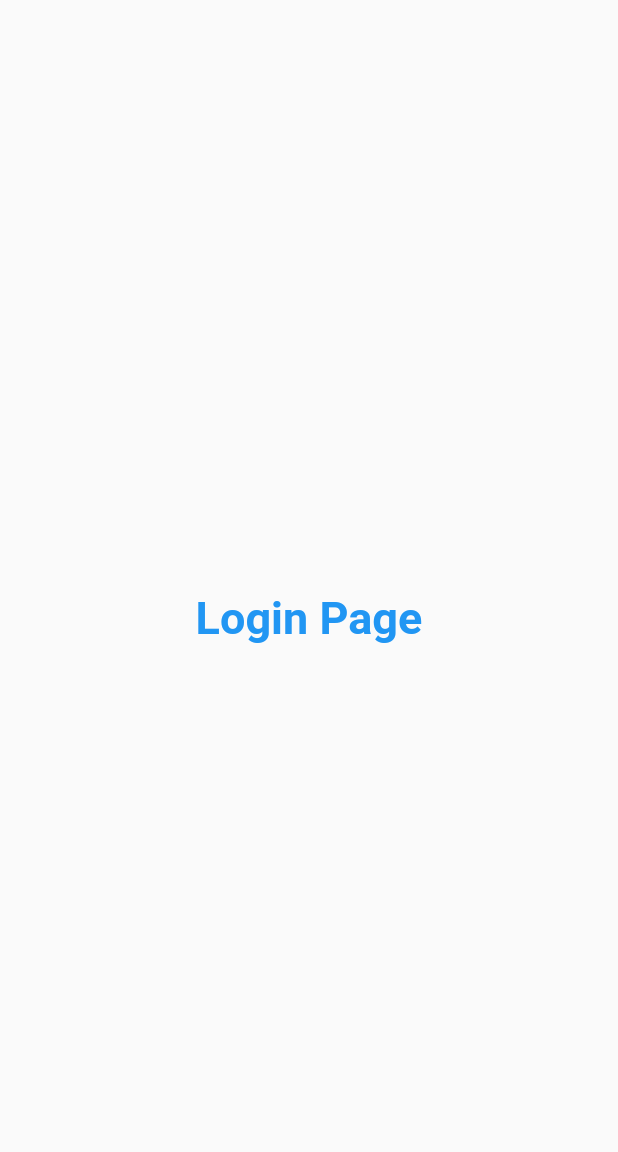
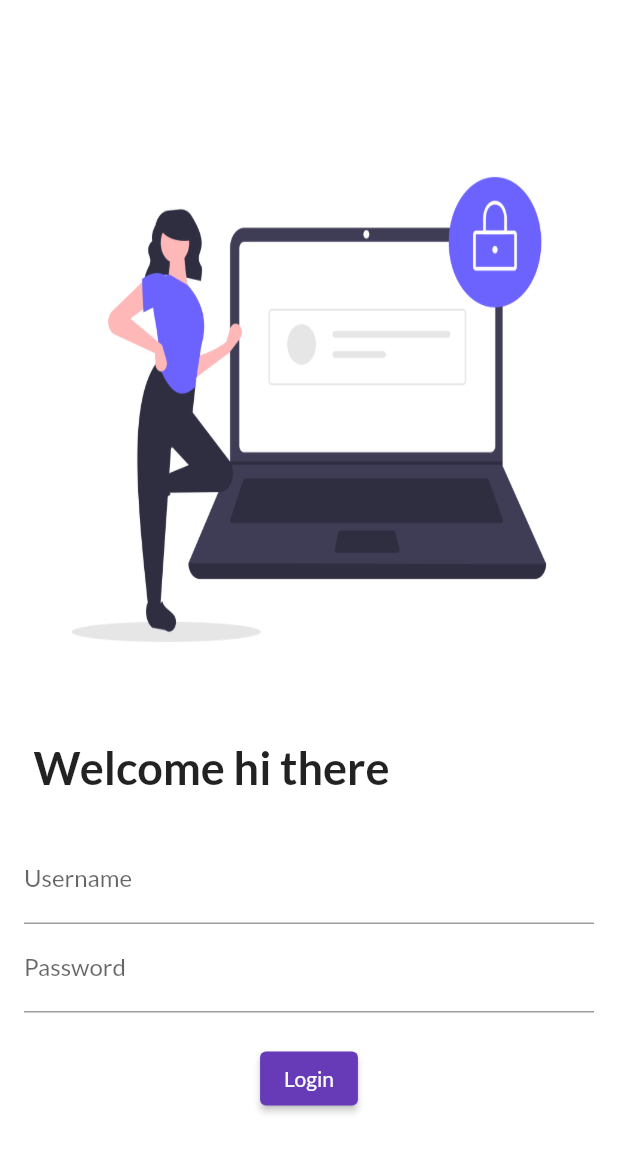
Before and after one commit to R1999T/flutter_proj, a Flutter app: the screen it shows after launch, on a phone screen of 412 x 824 dp. Shown: the top 1152 px of the screen. Run offline on Flutter 3.47's test engine with Material 2 defaults, Android fonts, the phone set to English and light mode, and no system bars; our stand-ins replace google_fonts.

Commit message:
day 4: login button designed

```diff
--- a/lib/main.dart
+++ b/lib/main.dart
@@ -1,6 +1,8 @@
 import 'package:catelog_proj/pages/home_page.dart';
 import 'package:catelog_proj/pages/login_page.dart';
 import 'package:flutter/material.dart';
+import 'package:google_fonts/google_fonts.dart';
+import 'package:google_fonts/google_fonts.dart';
 
 void main() {
   runApp(MyApp());
@@ -13,10 +15,14 @@ class MyApp extends StatelessWidget {
   Widget build(BuildContext context) {
     return MaterialApp(
       themeMode: ThemeMode.light,
-      theme: ThemeData(primarySwatch: Colors.deepPurple),
+      theme: ThemeData(
+          primarySwatch: Colors.deepPurple,
+          fontFamily: GoogleFonts.lato().fontFamily,
+          primaryTextTheme: GoogleFonts.latoTextTheme()),
       darkTheme: ThemeData(brightness: Brightness.dark),
 
       //routes: takes map values
+      initialRoute: "/",
       routes: {
         "/": (context) => LoginPage(),
         "/home": (context) => HomePage(),
--- a/lib/pages/login_page.dart
+++ b/lib/pages/login_page.dart
@@ -6,12 +6,56 @@ class LoginPage extends StatelessWidget {
   @override
   Widget build(BuildContext context) {
     return Material(
-      child: Center(
-          child: Text(
-        "Login Page",
-        style: TextStyle(
-            fontSize: 30, color: Colors.blue, fontWeight: FontWeight.bold),
-      )),
-    );
+        color: Colors.white,
+        child: Column(
+          crossAxisAlignment: CrossAxisAlignment.center,
+          mainAxisAlignment: MainAxisAlignment.center,
+          children: [
+            Image.asset(
+              "assets/images/login_image.png",
+              fit: BoxFit.fill,
+              width: 600,
+              height: 400,
+            ),
+            SizedBox(height: 20.0),
+            Padding(
+              padding: const EdgeInsets.fromLTRB(20, 0, 150, 0),
+              child: Text(
+                textAlign: TextAlign.center,
+                "Welcome hi there",
+                style: TextStyle(fontSize: 30, fontWeight: FontWeight.bold),
+              ),
+            ),
+            SizedBox(
+              height: 20.0,
+            ),
+            Padding(
+              padding: const EdgeInsets.symmetric(vertical: 8, horizontal: 16),
+              child: Column(
+                children: [
+                  TextFormField(
+                    decoration: InputDecoration(
+                        hintText: "Enter Username", labelText: "Username"),
+                  ),
+                  TextFormField(
+                    obscureText: true,
+                    decoration: InputDecoration(
+                        hintText: "Enter Password", labelText: "Password"),
+                  ),
+                  SizedBox(
+                    height: 20.0,
+                  ),
+                  ElevatedButton(
+                      child: Text("Login"),
+                      onPressed: () => {print("You are logged In")},
+                      style: TextButton.styleFrom())
+                ],
+              ),
+            ),
+          ],
+        ));
   }
 }
+
+
+//1:38 se video start karna he
--- a/pubspec.yaml
+++ b/pubspec.yaml
@@ -35,6 +35,7 @@ dependencies:
   # The following adds the Cupertino Icons font to your application.
   # Use with the CupertinoIcons class for iOS style icons.
   cupertino_icons: ^1.0.2
+  google_fonts: ^4.0.3
 
 dev_dependencies:
   flutter_test:
@@ -59,8 +60,9 @@ flutter:
   uses-material-design: true
 
   # To add assets to your application, add an assets section, like this:
-  # assets:
-  #   - images/a_dot_burr.jpeg
+  assets:
+    - assets/images/
+
   #   - images/a_dot_ham.jpeg
 
   # An image asset can refer to one or more resolution-specific "variants", see
```
Also changed, not shown: assets/images/login_image.png (added), pubspec.lock, 1 other file.
